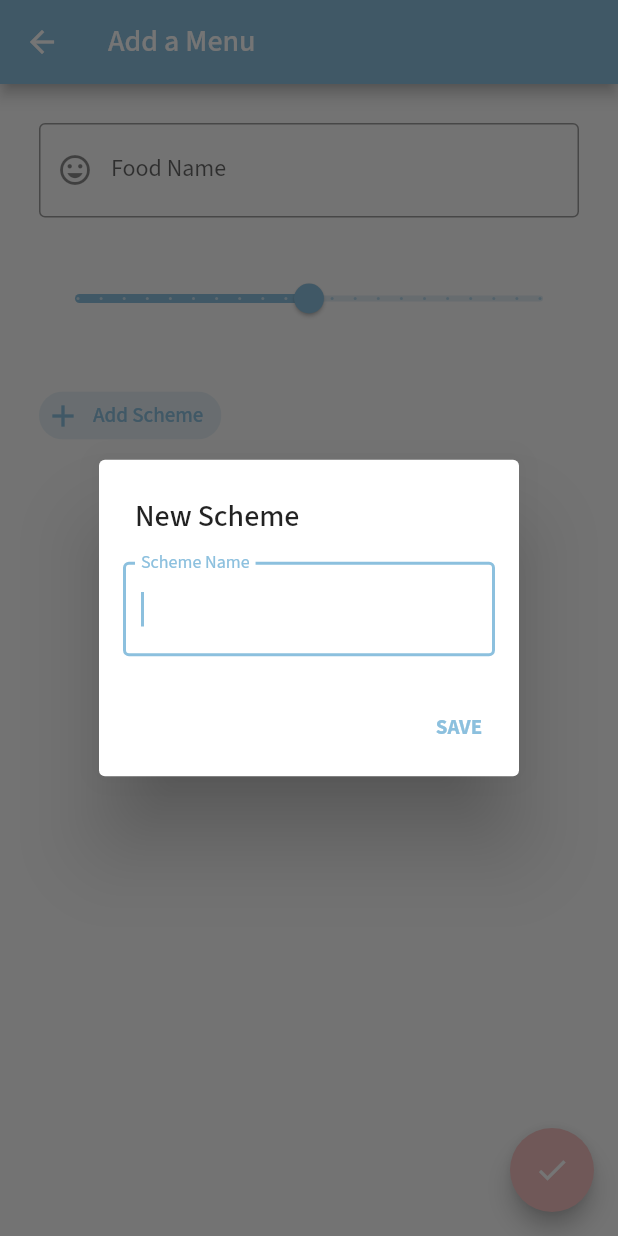
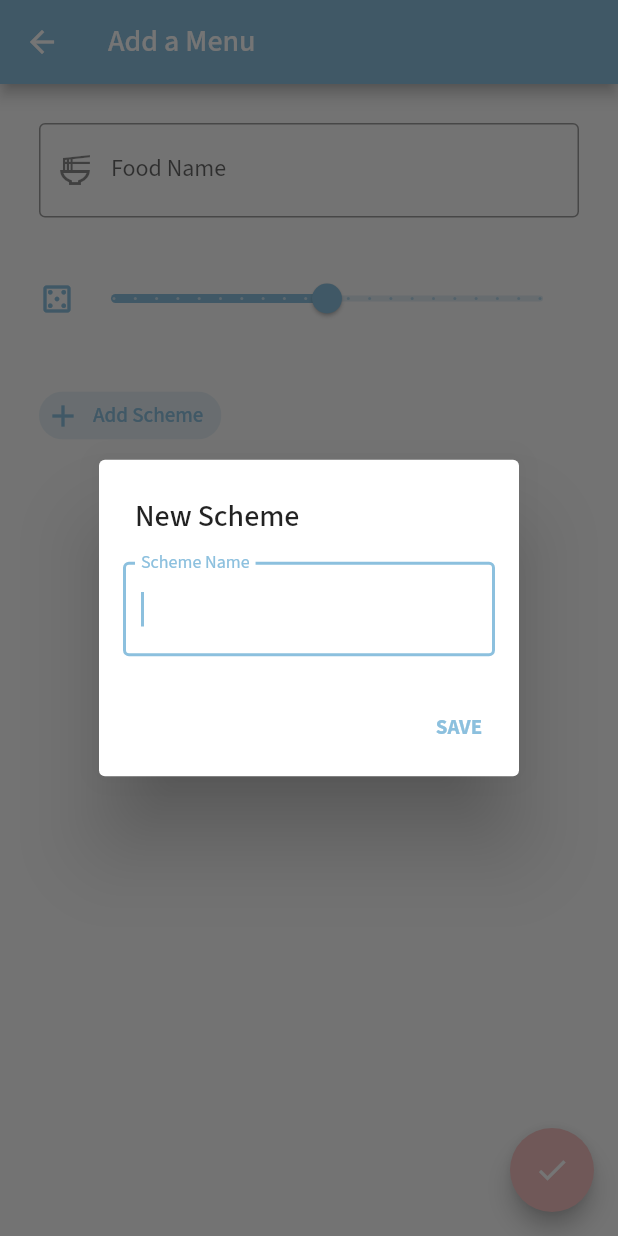
Before and after one commit to WakeUpYoung/meal-counselor, a Flutter app: the AddMenuPage screen opened directly, after a tap on "Add Scheme", on a phone screen of 412 x 824 dp. Run offline on Flutter 3.47's test engine with Material 2 defaults, Android fonts, the phone set to English and light mode, and no system bars; our stand-ins replace google_fonts, sqflite; accounts and stored records are empty.

Commit message:
update the icons. apply a String when modifying the scheme name

```diff
--- a/lib/pages/add_menu_page.dart
+++ b/lib/pages/add_menu_page.dart
@@ -64,7 +64,7 @@ class AddMenuPageState extends State<AddMenuPage> {
                     return null;
                   },
                   decoration: const InputDecoration(
-                    prefixIcon: Icon(Icons.insert_emoticon),
+                    prefixIcon: Icon(Icons.ramen_dining_outlined),
                     labelText: 'Food Name',
                     border: OutlineInputBorder(),
                   ),
@@ -72,6 +72,14 @@ class AddMenuPageState extends State<AddMenuPage> {
                     _foodName = value;
                   },
                 ),
+                Row(
+                  children: [
+                    Icon(Icons.casino_outlined,
+                      color: _weightValid
+                          ? Theme.of(context).colorScheme.primary
+                          : Theme.of(context).colorScheme.error,),
+                    Expanded(
+                      child:
                         Slider(
                             value: _weight,
                             max: 2,
@@ -85,7 +93,9 @@ class AddMenuPageState extends State<AddMenuPage> {
                                 _weight = newVal;
                                 _weightValid = newVal >= 0.1;
                               });
-                    }),
+                            })),
+                  ],
+                ),
                 Wrap(
                   spacing: 8.0,
                   runSpacing: 4.0,
@@ -105,7 +115,8 @@ class AddMenuPageState extends State<AddMenuPage> {
                             : Theme.of(context).colorScheme.primary,
                         onDeleted: _selectedSchemeChip == index
                             ? () {
-                                _showSaveDialog(context, 'Update Scheme', () {
+                                _showSaveDialog(context, 'Update Scheme',
+                                    _schemeList[index].name, () {
                                   _updateScheme(
                                       _updatingSchemeName, _selectedSchemeId!);
                                 }, (value) {
@@ -143,7 +154,7 @@ class AddMenuPageState extends State<AddMenuPage> {
                             color: Theme.of(context).colorScheme.primary),
                       ),
                       onPressed: () {
-                        _showSaveDialog(context, 'New Scheme', () {
+                        _showSaveDialog(context, 'New Scheme', '', () {
                           _saveScheme(_newSchemeName);
                         }, (value) {
                           setState(() {
@@ -193,6 +204,7 @@ class AddMenuPageState extends State<AddMenuPage> {
   Future _showSaveDialog(
       BuildContext context,
       String title,
+      String initialValue,
       VoidCallback onPressCallback,
       ValueChanged<String> onValueChange,
       ValueChanged<String> onFieldSubmitted) {
@@ -204,6 +216,7 @@ class AddMenuPageState extends State<AddMenuPage> {
             contentPadding: const EdgeInsets.all(16),
             content: TextFormField(
               autofocus: true,
+              initialValue: initialValue,
               textInputAction: TextInputAction.done,
               decoration: const InputDecoration(
                 labelText: 'Scheme Name',
```
Also changed, not shown: lib/pages/lunch_menu.dart (+1 -6 lines). Lines whose indentation alone changed are shown as unchanged.
